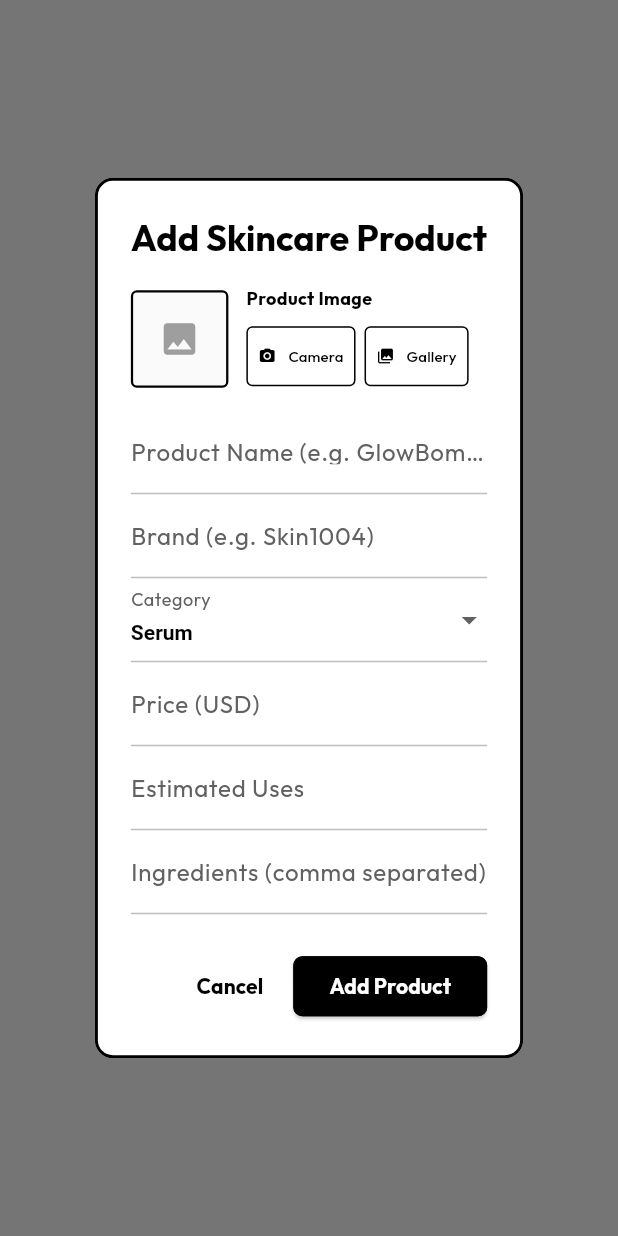
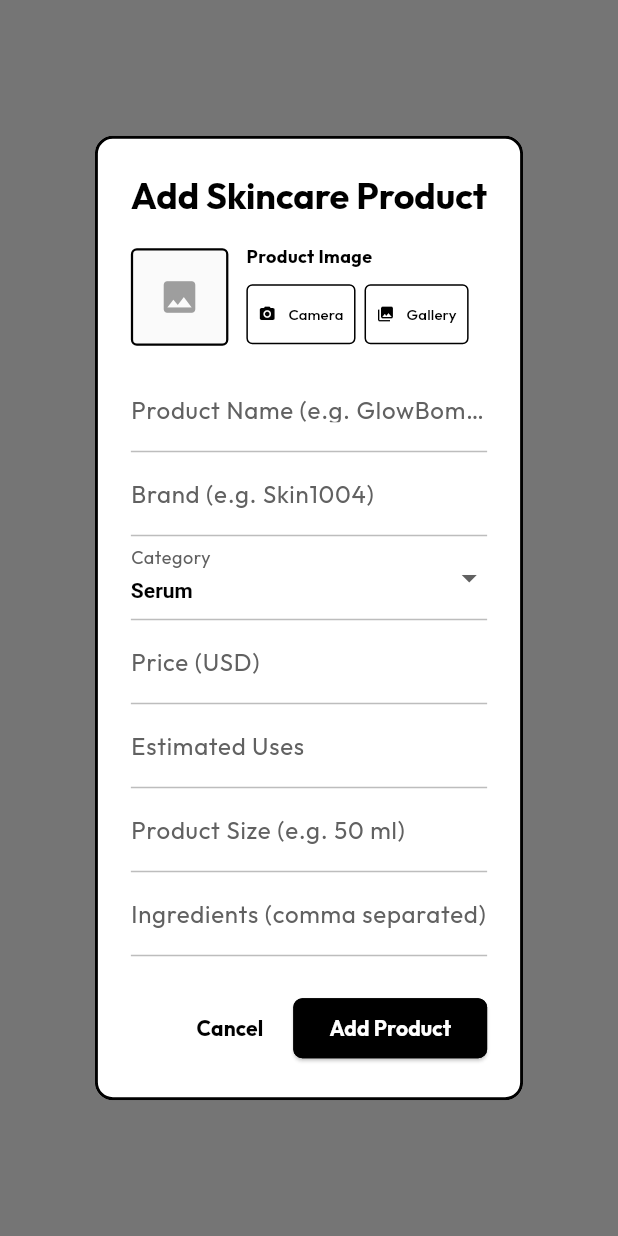
Before and after one commit to demmagence/glowmatch, a Flutter app: what showAddProductDialog() shows on an empty page, opened directly with empty values, on a phone screen of 412 x 824 dp. Run offline on Flutter 3.47's test engine with Material 3 defaults, Android fonts, the phone set to English and light mode, and no system bars; our stand-ins replace camera, fl_chart, flutter_local_notifications, geolocator, google_fonts, image_picker and 3 more; missing offline and left inert: google_mlkit_text_recognition; accounts and stored records are empty.

Commit message:
feat: add product size field and date added display to shelf schema (#76)

```diff
--- a/lib/core/models/shelf_item.dart
+++ b/lib/core/models/shelf_item.dart
@@ -9,6 +9,8 @@ class ShelfItem {
   final String indicatorColor;
   final String? imageUrl;
   final List<String> ingredients;
+  final String? productSize;
+  final DateTime? createdAt;
 
   ShelfItem({
     required this.id,
@@ -21,6 +23,8 @@ class ShelfItem {
     required this.indicatorColor,
     this.imageUrl,
     required this.ingredients,
+    this.productSize,
+    this.createdAt,
   });
 
   factory ShelfItem.fromJson(Map<String, dynamic> json) {
@@ -39,6 +43,10 @@ class ShelfItem {
       ingredients: json['ingredients'] != null
           ? List<String>.from(json['ingredients'] as Iterable)
           : <String>[],
+      productSize: json['product_size'] as String?,
+      createdAt: json['created_at'] != null
+          ? DateTime.tryParse(json['created_at'] as String)
+          : null,
     );
   }
 
@@ -54,6 +62,8 @@ class ShelfItem {
       'indicator_color': indicatorColor,
       'image_url': imageUrl,
       'ingredients': ingredients,
+      'product_size': productSize,
+      'created_at': createdAt?.toIso8601String(),
     };
   }
 
@@ -68,6 +78,8 @@ class ShelfItem {
     String? indicatorColor,
     String? imageUrl,
     List<String>? ingredients,
+    String? productSize,
+    DateTime? createdAt,
   }) {
     return ShelfItem(
       id: id ?? this.id,
@@ -80,6 +92,8 @@ class ShelfItem {
       indicatorColor: indicatorColor ?? this.indicatorColor,
       imageUrl: imageUrl ?? this.imageUrl,
       ingredients: ingredients ?? this.ingredients,
+      productSize: productSize ?? this.productSize,
+      createdAt: createdAt ?? this.createdAt,
     );
   }
 }
--- a/lib/features/shelf/widgets/add_product_dialog.dart
+++ b/lib/features/shelf/widgets/add_product_dialog.dart
@@ -14,6 +14,7 @@ void showAddProductDialog(
   final brandController = TextEditingController();
   final priceController = TextEditingController();
   final usesController = TextEditingController();
+  final sizeController = TextEditingController();
   final ingredientsController = TextEditingController(
     text: preFilledIngredients != null ? preFilledIngredients.join(', ') : '',
   );
@@ -304,6 +305,28 @@ void showAddProductDialog(
                     keyboardType: TextInputType.number,
                   ),
                   TextField(
+                    controller: sizeController,
+                    style: TextStyle(color: textColor),
+                    decoration: InputDecoration(
+                      labelText: 'Product Size (e.g. 50 ml)',
+                      labelStyle: TextStyle(
+                        color: isDark
+                            ? Colors.grey.shade400
+                            : Colors.grey.shade700,
+                      ),
+                      enabledBorder: UnderlineInputBorder(
+                        borderSide: BorderSide(
+                          color: isDark ? Colors.white30 : Colors.black26,
+                        ),
+                      ),
+                      focusedBorder: UnderlineInputBorder(
+                        borderSide: BorderSide(
+                          color: isDark ? Colors.white : Colors.black,
+                        ),
+                      ),
+                    ),
+                  ),
+                  TextField(
                     controller: ingredientsController,
                     style: TextStyle(color: textColor),
                     decoration: InputDecoration(
@@ -370,6 +393,9 @@ void showAddProductDialog(
                       colorHex: hexColor,
                       localImagePath: localImagePath,
                       ingredients: ingList,
+                      productSize: sizeController.text.trim().isEmpty
+                          ? null
+                          : sizeController.text.trim(),
                     );
                     Navigator.pop(context);
                   }
```
Also changed, not shown: lib/core/services/supabase_service.dart (+12 -2 lines), lib/features/shelf/shelf_viewmodel.dart (+8 -0 lines), lib/features/shelf/widgets/edit_product_dialog.dart (+26 -0 lines), lib/features/shelf/widgets/product_details_sheet.dart (+46 -0 lines), 3 other files.
